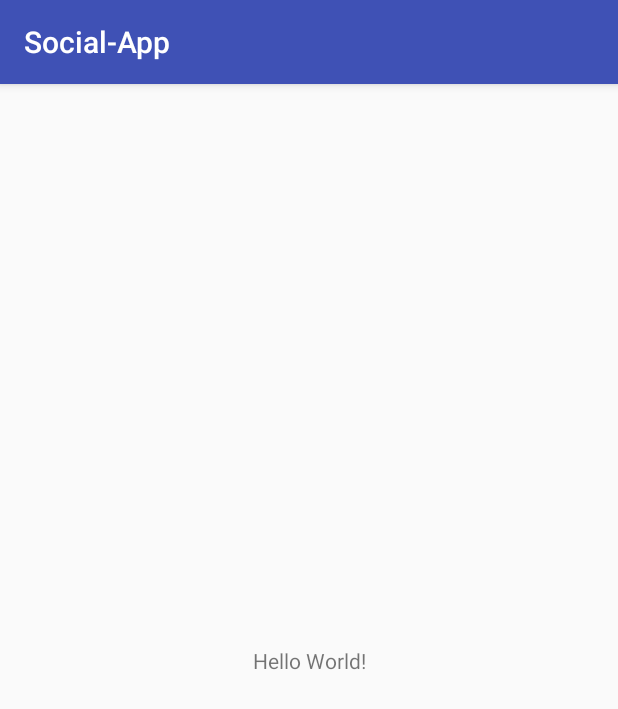
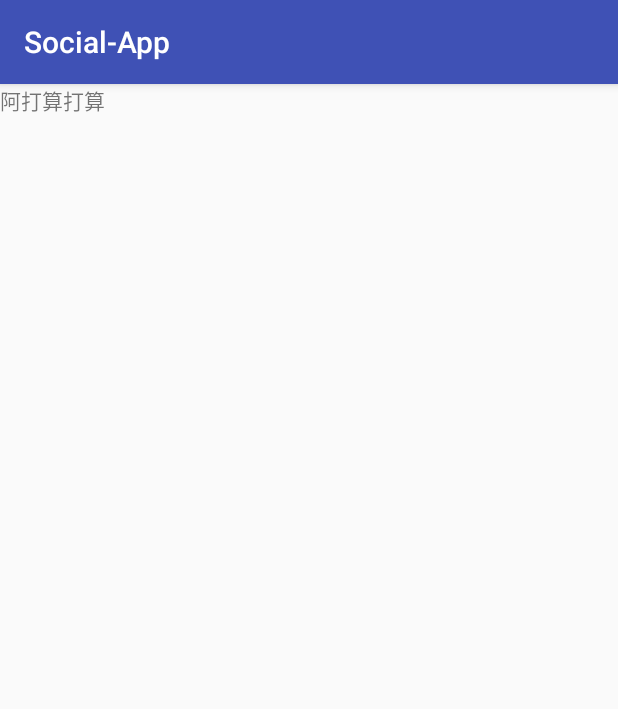
Before and after one commit to X970805/SocialApp, an Android app: the screen it shows after launch (MainActivity), on a phone screen of 412 x 824 dp. Shown: the top 709 px of the screen. Run offline under Robolectric (Android 15) with nearby library versions, the phone set to English and light mode, and no system bars; 1 statement that could not run was skipped.

```diff
--- a/app/src/main/java/code/xp/social_app/view/Activity/MainActivity.java
+++ b/app/src/main/java/code/xp/social_app/view/Activity/MainActivity.java
@@ -1,16 +1,50 @@
 package code.xp.social_app.view.Activity;
 
+import android.support.v4.app.Fragment;
+import android.support.v4.app.FragmentPagerAdapter;
+import android.support.v4.view.PagerAdapter;
+import android.support.v4.view.ViewPager;
 import android.support.v7.app.AppCompatActivity;
 import android.os.Bundle;
+import android.view.View;
+import android.widget.FrameLayout;
+
+import java.util.ArrayList;
 
 import code.xp.social_app.R;
+import code.xp.social_app.view.myFirstShow.myFragment01;
+import code.xp.social_app.view.myFirstShow.myFragment02;
+import code.xp.social_app.view.myFirstShow.myFragment03;
+import code.xp.social_app.view.myFirstShow.myFragment04;
 
 public class MainActivity extends AppCompatActivity {
+
+    private ViewPager vip;
 
     @Override
     protected void onCreate(Bundle savedInstanceState) {
         super.onCreate(savedInstanceState);
         setContentView(R.layout.activity_main);
-        //的做法地方
+        initView();
+    }
+
+    private void initView() {
+        vip = findViewById(R.id.main_vip);
+        final ArrayList<Fragment> fragmentlist = new ArrayList<>();
+        fragmentlist.add(new myFragment01());
+        fragmentlist.add(new myFragment02());
+        fragmentlist.add(new myFragment03());
+        fragmentlist.add(new myFragment04());
+        vip.setAdapter(new FragmentPagerAdapter(getSupportFragmentManager()) {
+            @Override
+            public Fragment getItem(int position) {
+                return fragmentlist.get(position);
+            }
+
+            @Override
+            public int getCount() {
+                return fragmentlist.size();
+            }
+        });
     }
 }
--- /dev/null
+++ b/app/src/main/java/code/xp/social_app/view/myFirstShow/myFragment02.java
@@ -0,0 +1,24 @@
+package code.xp.social_app.view.myFirstShow;
+
+import android.os.Bundle;
+import android.support.annotation.Nullable;
+import android.support.v4.app.Fragment;
+import android.view.LayoutInflater;
+import android.view.View;
+import android.view.ViewGroup;
+
+import code.xp.social_app.R;
+
+/**
+ * Created by 徐宏福 on 2017/12/13.
+ */
+
+public class myFragment02 extends Fragment {
+    @Nullable
+    @Override
+    public View onCreateView(LayoutInflater inflater, @Nullable ViewGroup container, @Nullable Bundle savedInstanceState) {
+        View view = View.inflate(getContext(), R.layout.shoufragment, null);
+        return view;
+
+    }
+}
--- /dev/null
+++ b/app/src/main/java/code/xp/social_app/view/myFirstShow/myFragment03.java
@@ -0,0 +1,24 @@
+package code.xp.social_app.view.myFirstShow;
+
+import android.os.Bundle;
+import android.support.annotation.Nullable;
+import android.support.v4.app.Fragment;
+import android.view.LayoutInflater;
+import android.view.View;
+import android.view.ViewGroup;
+
+import code.xp.social_app.R;
+
+/**
+ * Created by 徐宏福 on 2017/12/13.
+ */
+
+public class myFragment03 extends Fragment {
+    @Nullable
+    @Override
+    public View onCreateView(LayoutInflater inflater, @Nullable ViewGroup container, @Nullable Bundle savedInstanceState) {
+        View view = View.inflate(getContext(), R.layout.shoufragment, null);
+        return view;
+
+    }
+}
--- /dev/null
+++ b/app/src/main/java/code/xp/social_app/view/myFirstShow/myFragment04.java
@@ -0,0 +1,24 @@
+package code.xp.social_app.view.myFirstShow;
+
+import android.os.Bundle;
+import android.support.annotation.Nullable;
+import android.support.v4.app.Fragment;
+import android.view.LayoutInflater;
+import android.view.View;
+import android.view.ViewGroup;
+
+import code.xp.social_app.R;
+
+/**
+ * Created by 徐宏福 on 2017/12/13.
+ */
+
+public class myFragment04 extends Fragment {
+    @Nullable
+    @Override
+    public View onCreateView(LayoutInflater inflater, @Nullable ViewGroup container, @Nullable Bundle savedInstanceState) {
+        View view = View.inflate(getContext(), R.layout.shoufragment, null);
+        return view;
+
+    }
+}
--- a/app/src/main/res/layout/activity_main.xml
+++ b/app/src/main/res/layout/activity_main.xml
@@ -1,18 +1,15 @@
 <?xml version="1.0" encoding="utf-8"?>
-<android.support.constraint.ConstraintLayout xmlns:android="http://schemas.android.com/apk/res/android"
+<LinearLayout xmlns:android="http://schemas.android.com/apk/res/android"
     xmlns:app="http://schemas.android.com/apk/res-auto"
     xmlns:tools="http://schemas.android.com/tools"
     android:layout_width="match_parent"
     android:layout_height="match_parent"
+    android:orientation="vertical"
     tools:context="code.xp.social_app.view.Activity.MainActivity">
 
-    <TextView
-        android:layout_width="wrap_content"
-        android:layout_height="wrap_content"
-        android:text="Hello World!"
-        app:layout_constraintBottom_toBottomOf="parent"
-        app:layout_constraintLeft_toLeftOf="parent"
-        app:layout_constraintRight_toRightOf="parent"
-        app:layout_constraintTop_toTopOf="parent" />
+    <android.support.v4.view.ViewPager
+        android:id="@+id/main_vip"
+        android:layout_width="match_parent"
+        android:layout_height="match_parent"></android.support.v4.view.ViewPager>
 
-</android.support.constraint.ConstraintLayout>
+</LinearLayout>
--- /dev/null
+++ b/app/src/main/res/layout/shoufragment.xml
@@ -0,0 +1,9 @@
+<?xml version="1.0" encoding="utf-8"?>
+<LinearLayout
+    xmlns:android="http://schemas.android.com/apk/res/android" android:layout_width="match_parent"
+    android:layout_height="match_parent">
+<TextView
+    android:layout_width="match_parent"
+    android:layout_height="match_parent"
+    android:text="阿打算打算"/>
+</LinearLayout>
```
